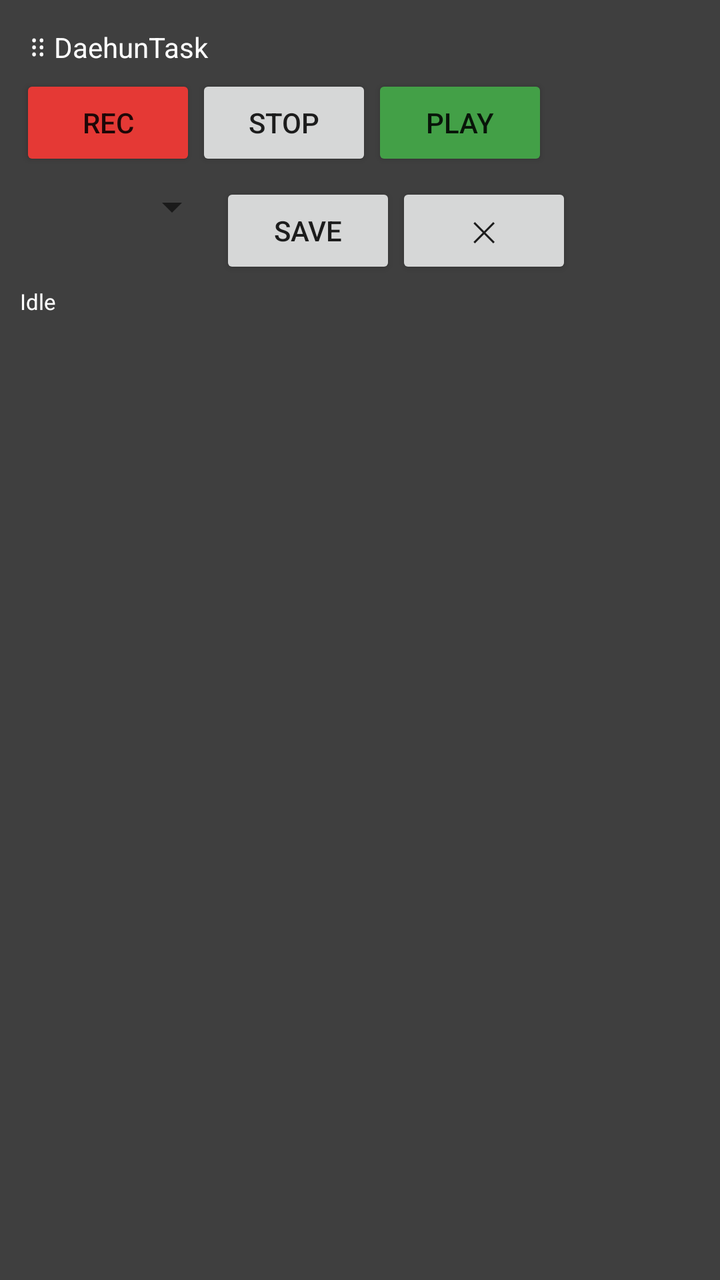
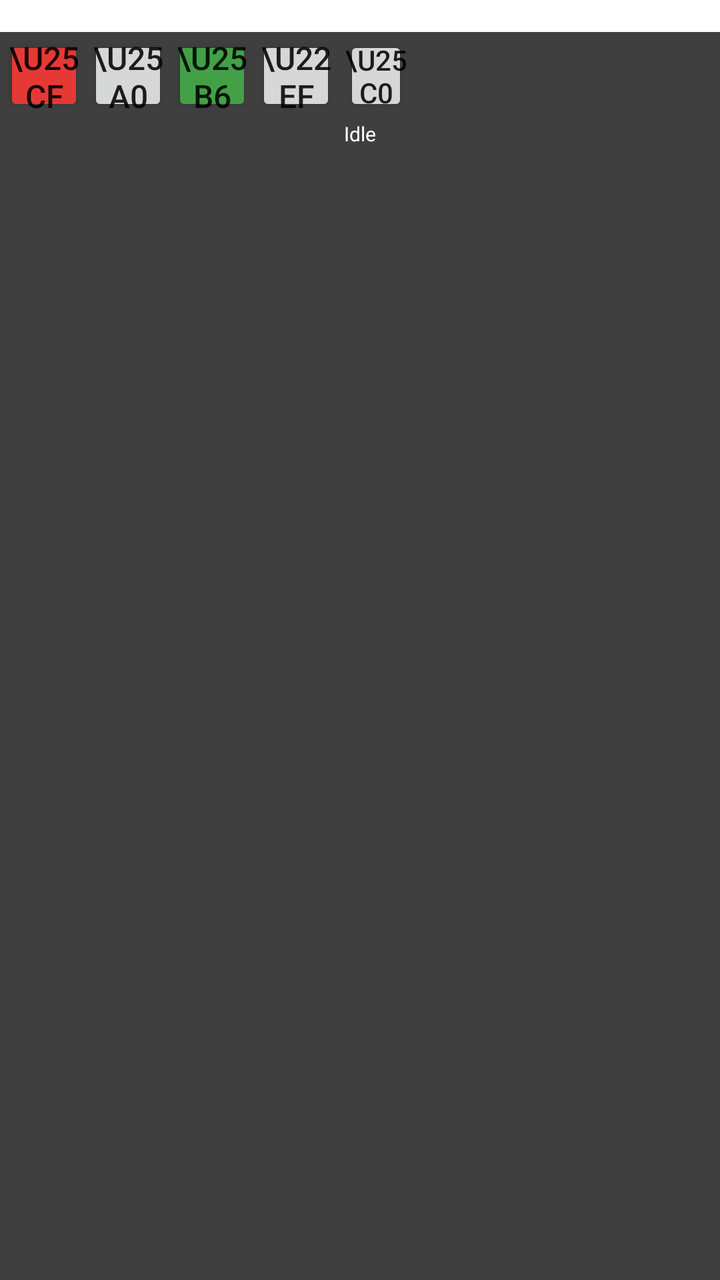

An Android layout rendered at two revisions. The XML below is the earlier revision; the diff shows what the commit changed to produce the second picture.
<!-- AndroidManifest.xml: application theme Theme.TapMacro -->
<!-- res/layout/overlay_control.xml -->
<?xml version="1.0" encoding="utf-8"?>
<LinearLayout xmlns:android="http://schemas.android.com/apk/res/android"
    android:orientation="vertical"
    android:layout_width="wrap_content"
    android:layout_height="wrap_content"
    android:background="#DD222222"
    android:padding="10dp">

    <TextView
        android:id="@+id/dragHandle"
        android:layout_width="match_parent"
        android:layout_height="wrap_content"
        android:text="⠿ DaehunTask"
        android:textColor="@color/white"
        android:padding="4dp" />

    <LinearLayout
        android:orientation="horizontal"
        android:layout_width="wrap_content"
        android:layout_height="wrap_content">

        <Button
            android:id="@+id/btnRecord"
            android:layout_width="wrap_content"
            android:layout_height="wrap_content"
            android:backgroundTint="@color/record_red"
            android:text="Rec" />

        <Button
            android:id="@+id/btnStop"
            android:layout_width="wrap_content"
            android:layout_height="wrap_content"
            android:text="Stop" />

        <Button
            android:id="@+id/btnPlay"
            android:layout_width="wrap_content"
            android:layout_height="wrap_content"
            android:backgroundTint="@color/play_green"
            android:text="Play" />
    </LinearLayout>

    <LinearLayout
        android:orientation="horizontal"
        android:layout_width="wrap_content"
        android:layout_height="wrap_content"
        android:layout_marginTop="6dp">

        <Spinner
            android:id="@+id/spinnerSpeed"
            android:layout_width="100dp"
            android:layout_height="wrap_content" />

        <Button
            android:id="@+id/btnSave"
            android:layout_width="wrap_content"
            android:layout_height="wrap_content"
            android:text="Save" />

        <Button
            android:id="@+id/btnClose"
            android:layout_width="wrap_content"
            android:layout_height="wrap_content"
            android:text="✕" />
    </LinearLayout>

    <TextView
        android:id="@+id/statusText"
        android:layout_width="wrap_content"
        android:layout_height="wrap_content"
        android:textColor="@color/white"
        android:textSize="11sp"
        android:layout_marginTop="4dp"
        android:text="Idle" />

</LinearLayout>
<!-- resources referenced by this layout -->
<resources>
  <color name="play_green">#43A047</color>
  <color name="record_red">#E53935</color>
  <color name="white">#FFFFFF</color>
  <style name="Theme.TapMacro" parent="Theme.MaterialComponents.DayNight.NoActionBar">
          <item name="colorPrimary">@color/purple_500</item>
      </style>
  <color name="purple_500">#6200EE</color>
</resources>

<!-- the commit's change to res/layout/overlay_control.xml (unified diff, before → after) -->
@@ -3,74 +3,95 @@
     android:orientation="vertical"
     android:layout_width="wrap_content"
     android:layout_height="wrap_content"
-    android:background="#DD222222"
-    android:padding="10dp">
+    android:background="#DD222222">
 
-    <TextView
+    
+    <View
         android:id="@+id/dragHandle"
         android:layout_width="match_parent"
-        android:layout_height="wrap_content"
-        android:text="⠿ DaehunTask"
-        android:textColor="@color/white"
-        android:padding="4dp" />
-
-    <LinearLayout
-        android:orientation="horizontal"
-        android:layout_width="wrap_content"
-        android:layout_height="wrap_content">
-
-        <Button
-            android:id="@+id/btnRecord"
-            android:layout_width="wrap_content"
-            android:layout_height="wrap_content"
-            android:backgroundTint="@color/record_red"
-            android:text="Rec" />
-
-        <Button
-            android:id="@+id/btnStop"
-            android:layout_width="wrap_content"
-            android:layout_height="wrap_content"
-            android:text="Stop" />
-
-        <Button
-            android:id="@+id/btnPlay"
-            android:layout_width="wrap_content"
-            android:layout_height="wrap_content"
-            android:backgroundTint="@color/play_green"
-            android:text="Play" />
-    </LinearLayout>
+        android:layout_height="16dp"
+        android:background="@android:color/white" />
 
     <LinearLayout
         android:orientation="horizontal"
         android:layout_width="wrap_content"
         android:layout_height="wrap_content"
-        android:layout_marginTop="6dp">
+        android:gravity="center_vertical"
+        android:padding="2dp">
 
-        <Spinner
-            android:id="@+id/spinnerSpeed"
-            android:layout_width="100dp"
-            android:layout_height="wrap_content" />
+        <LinearLayout
+            android:id="@+id/buttonsRow"
+            android:orientation="horizontal"
+            android:layout_width="wrap_content"
+            android:layout_height="wrap_content">
+
+            <Button
+                android:id="@+id/btnRecord"
+                android:layout_width="40dp"
+                android:layout_height="40dp"
+                android:minWidth="0dp"
+                android:minHeight="0dp"
+                android:padding="0dp"
+                android:textSize="16sp"
+                android:backgroundTint="@color/record_red"
+                android:text="\u25CF" />
+
+            <Button
+                android:id="@+id/btnStop"
+                android:layout_width="40dp"
+                android:layout_height="40dp"
+                android:layout_marginStart="2dp"
+                android:minWidth="0dp"
+                android:minHeight="0dp"
+                android:padding="0dp"
+                android:textSize="16sp"
+                android:text="\u25A0" />
+
+            <Button
+                android:id="@+id/btnPlay"
+                android:layout_width="40dp"
+                android:layout_height="40dp"
+                android:layout_marginStart="2dp"
+                android:minWidth="0dp"
+                android:minHeight="0dp"
+                android:padding="0dp"
+                android:textSize="16sp"
+                android:backgroundTint="@color/play_green"
+                android:text="\u25B6" />
+
+            <Button
+                android:id="@+id/btnMore"
+                android:layout_width="40dp"
+                android:layout_height="40dp"
+                android:layout_marginStart="2dp"
+                android:minWidth="0dp"
+                android:minHeight="0dp"
+                android:padding="0dp"
+                android:textSize="16sp"
+                android:text="\u22EF" />
+        </LinearLayout>
 
         <Button
-            android:id="@+id/btnSave"
-            android:layout_width="wrap_content"
-            android:layout_height="wrap_content"
-            android:text="Save" />
+            android:id="@+id/btnMinimize"
+            android:layout_width="32dp"
+            android:layout_height="40dp"
+            android:layout_marginStart="4dp"
+            android:minWidth="0dp"
+            android:minHeight="0dp"
+            android:padding="0dp"
+            android:textSize="14sp"
+            android:text="\u25C0" />
 
-        <Button
-            android:id="@+id/btnClose"
-            android:layout_width="wrap_content"
-            android:layout_height="wrap_content"
-            android:text="✕" />
     </LinearLayout>
 
     <TextView
         android:id="@+id/statusText"
-        android:layout_width="wrap_content"
+        android:layout_width="match_parent"
         android:layout_height="wrap_content"
+        android:gravity="center"
         android:textColor="@color/white"
-        android:textSize="11sp"
-        android:layout_marginTop="4dp"
+        android:textSize="10sp"
+        android:paddingBottom="4dp"
         android:text="Idle" />
 
 </LinearLayout>
